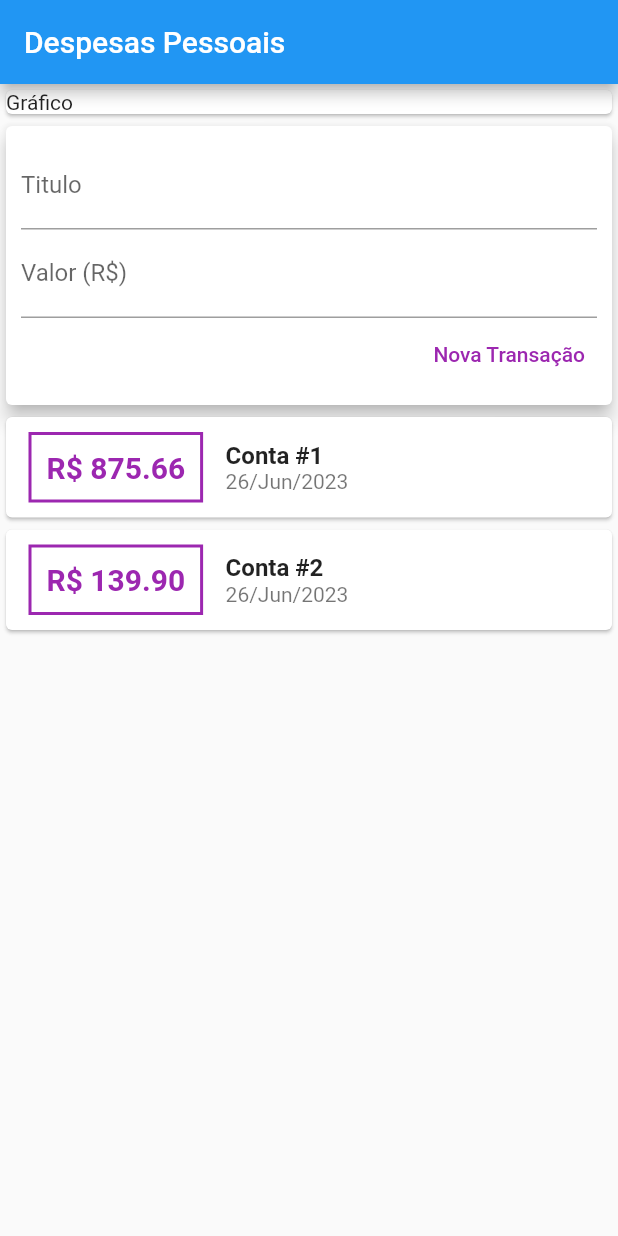
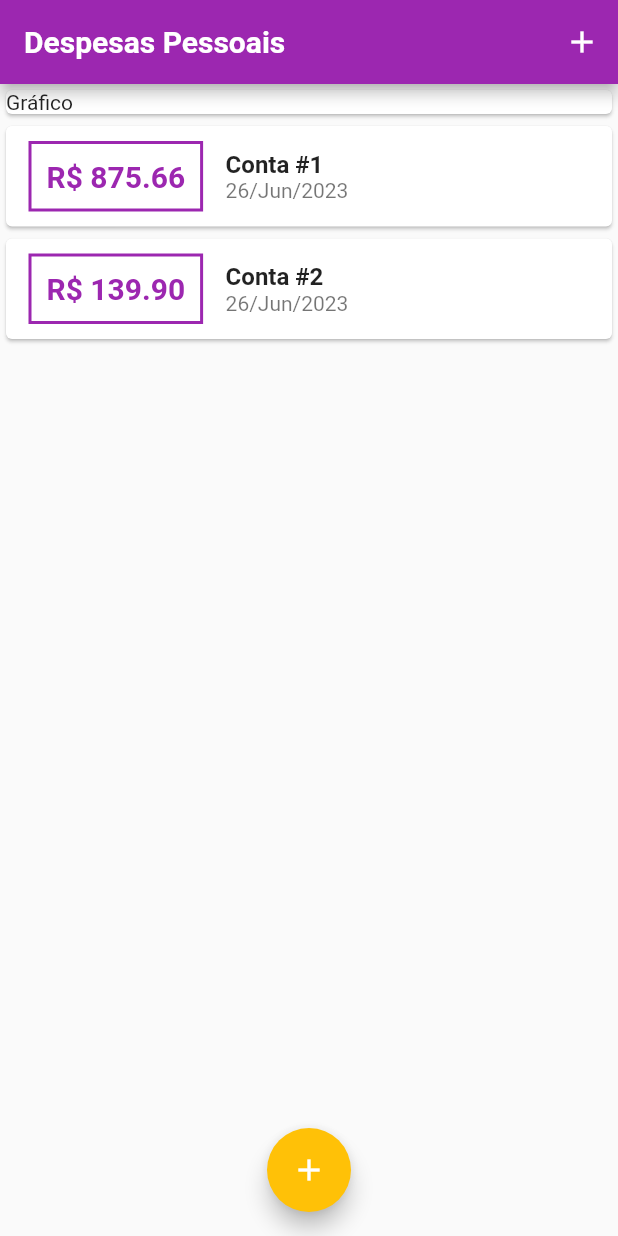
Before and after one commit to DreadsTheBoy/expenses, a Flutter app: the screen it shows after launch, on a phone screen of 412 x 824 dp. Run offline on Flutter 3.47's test engine with Material 2 defaults, Android fonts, the phone set to English and light mode, and no system bars; Roboto replaces fonts that are missing (OpenSans).

Commit message:
Refectory - Remove transaction_user

```diff
--- a/lib/components/transaction_form.dart
+++ b/lib/components/transaction_form.dart
@@ -1,14 +1,19 @@
 import 'package:flutter/material.dart';
 
-class TransactionForm extends StatelessWidget {
-  TransactionForm({super.key, required this.onSubmit});
+class TransactionForm extends StatefulWidget {
+  const TransactionForm({super.key, required this.onSubmit});
 
+  final void Function(String, double) onSubmit;
+
+  @override
+  State<TransactionForm> createState() => _TransactionFormState();
+}
+
+class _TransactionFormState extends State<TransactionForm> {
   //Controllers
   final titleController = TextEditingController();
   final valueController = TextEditingController();
 
-  //Functions
-  final void Function(String, double) onSubmit;
   _submitForm() {
     final title = titleController.text;
     final value = double.tryParse(valueController.text) ?? 0.0;
@@ -17,7 +22,7 @@ class TransactionForm extends StatelessWidget {
       return;
     }
 
-    onSubmit(title, value);
+    widget.onSubmit(title, value);
   }
 
   @override
--- a/lib/components/transaction_user.dart
+++ /dev/null
@@ -1,57 +0,0 @@
-import 'dart:math';
-
-import 'package:flutter/material.dart';
-
-//Models
-import '../models/transaction.dart';
-
-//Components
-import 'transaction_form.dart';
-import 'transaction_list.dart';
-
-class TransactionUser extends StatefulWidget {
-  const TransactionUser({super.key});
-
-  @override
-  State<TransactionUser> createState() => _TransactionUserState();
-}
-
-class _TransactionUserState extends State<TransactionUser> {
-  final _transactions = [
-    Transaction(
-      id: 't1',
-      title: 'Conta #1',
-      value: 875.66,
-      date: DateTime.now(),
-    ),
-    Transaction(
-      id: 't2',
-      title: 'Conta #2',
-      value: 139.90,
-      date: DateTime.now(),
-    ),
-  ];
-
-  _addTransaction(String title, double value) {
-    final newTransaction = Transaction(
-      id: Random().nextDouble().toString(),
-      title: title,
-      value: value,
-      date: DateTime.now(),
-    );
-
-    setState(() {
-      _transactions.add(newTransaction);
-    });
-  }
-
-  @override
-  Widget build(BuildContext context) {
-    return Column(
-      children: <Widget>[
-        TransactionForm(onSubmit: _addTransaction),
-        TransactionList(transactions: _transactions),
-      ],
-    );
-  }
-}
--- a/lib/main.dart
+++ b/lib/main.dart
@@ -10,8 +10,30 @@ class ExpensesApp extends StatelessWidget {
 
   @override
   Widget build(BuildContext context) {
-    return const MaterialApp(
-      home: HomePage(),
+    final ThemeData tema = ThemeData();
+    return MaterialApp(
+      home: const HomePage(),
+      theme: tema.copyWith(
+        colorScheme: tema.colorScheme.copyWith(
+          primary: Colors.purple,
+          secondary: Colors.amber,
+        ),
+        textTheme: tema.textTheme.copyWith(
+          titleLarge: const TextStyle(
+            fontFamily: 'OpenSans',
+            fontSize: 18,
+            fontWeight: FontWeight.bold,
+            color: Colors.black,
+          ),
+        ),
+        appBarTheme: const AppBarTheme(
+          titleTextStyle: TextStyle(
+            fontFamily: 'OpenSans',
+            fontSize: 20,
+            fontWeight: FontWeight.bold,
+          ),
+        ),
+      ),
     );
   }
 }
--- a/lib/pages/home_page.dart
+++ b/lib/pages/home_page.dart
@@ -1,31 +1,95 @@
 import 'package:flutter/material.dart';
 
+//Packages Importantes
+import 'dart:math';
+
+//Models
+import '../models/transaction.dart';
+
 //Components
-import 'package:expenses/components/transaction_user.dart';
+import '../components/transaction_form.dart';
+import '../components/transaction_list.dart';
 
-class HomePage extends StatelessWidget {
+class HomePage extends StatefulWidget {
   const HomePage({super.key});
+
+  @override
+  State<HomePage> createState() => _HomePageState();
+}
+
+class _HomePageState extends State<HomePage> {
+  final _transactions = [
+    Transaction(
+      id: 't1',
+      title: 'Conta #1',
+      value: 875.66,
+      date: DateTime.now(),
+    ),
+    Transaction(
+      id: 't2',
+      title: 'Conta #2',
+      value: 139.90,
+      date: DateTime.now(),
+    ),
+  ];
+
+  _addTransaction(String title, double value) {
+    final newTransaction = Transaction(
+      id: Random().nextDouble().toString(),
+      title: title,
+      value: value,
+      date: DateTime.now(),
+    );
+
+    setState(() {
+      _transactions.add(newTransaction);
+    });
+
+    Navigator.of(context).pop();
+  }
+
+  _openTransactionFormModal(BuildContext context) {
+    showModalBottomSheet(
+      context: context,
+      builder: (_) {
+        return TransactionForm(
+          onSubmit: _addTransaction,
+        );
+      },
+    );
+  }
 
   @override
   Widget build(BuildContext context) {
     return Scaffold(
       appBar: AppBar(
         title: const Text('Despesas Pessoais'),
+        actions: <Widget>[
+          IconButton(
+            icon: const Icon(Icons.add),
+            onPressed: () => _openTransactionFormModal(context),
+          )
+        ],
       ),
-      body: const SingleChildScrollView(
+      body: SingleChildScrollView(
         child: Column(
           crossAxisAlignment: CrossAxisAlignment.stretch,
           children: <Widget>[
-            SizedBox(
+            const SizedBox(
               child: Card(
                 elevation: 1,
                 child: Text('Gráfico'),
               ),
             ),
-            TransactionUser()
+            TransactionList(transactions: _transactions),
           ],
         ),
       ),
+      floatingActionButton: FloatingActionButton(
+        onPressed: () => _openTransactionFormModal(context),
+        child: const Icon(Icons.add),
+      ),
+      floatingActionButtonLocation: FloatingActionButtonLocation.centerFloat,
     );
   }
 }
```
Also changed, not shown: pubspec.lock, 1 other file.
